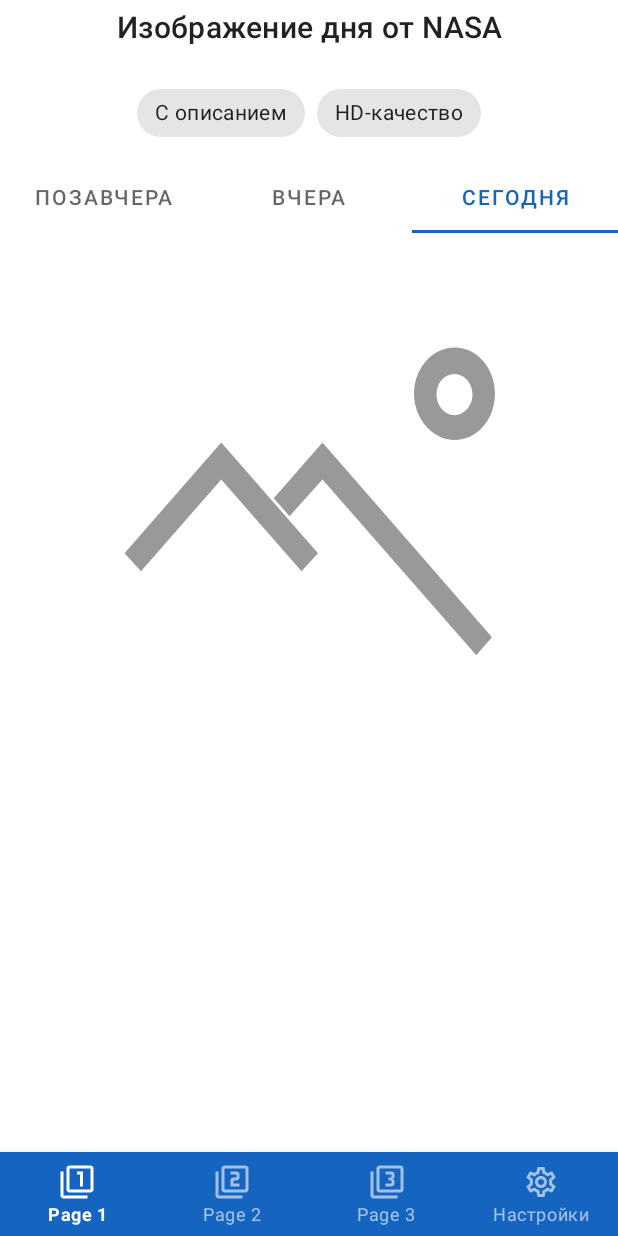
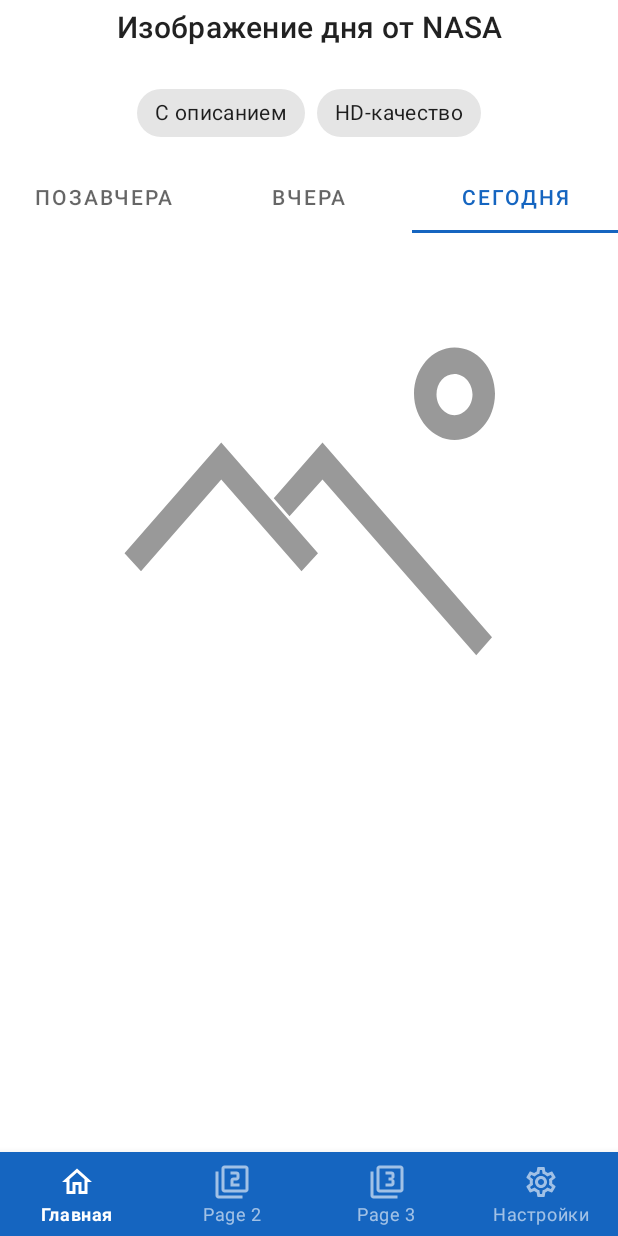
Before and after one commit to sergey-shevtsov/Picture-Of-The-Day, an Android app: the screen it shows after launch (MainActivity), on a phone screen of 412 x 824 dp. Run offline under Robolectric (Android 15) with nearby library versions, the phone set to English and light mode, and no system bars; libraries missing offline, so code that uses them is left out: coil.api.load; pictures from the network do not load; 1 statement that could not run was skipped.

Commit message:
Изменил название основной страницы в навигации

```diff
--- a/app/src/main/java/com/sshevtsov/pictureoftheday/ui/MainActivity.kt
+++ b/app/src/main/java/com/sshevtsov/pictureoftheday/ui/MainActivity.kt
@@ -32,7 +32,7 @@ class MainActivity : AppCompatActivity() {
     private fun initBottomNavigation() {
         binding.bottomNavigation.setOnItemSelectedListener { item ->
             when (item.itemId) {
-                R.id.page_one -> {
+                R.id.main -> {
                     supportFragmentManager
                         .beginTransaction()
                         .replace(R.id.container, MainFragment.newInstance())
--- /dev/null
+++ b/app/src/main/res/drawable/ic_outline_home_24.xml
@@ -0,0 +1,5 @@
+<vector android:height="24dp" android:tint="#FFFFFF"
+    android:viewportHeight="24" android:viewportWidth="24"
+    android:width="24dp" xmlns:android="http://schemas.android.com/apk/res/android">
+    <path android:fillColor="@android:color/white" android:pathData="M12,5.69l5,4.5V18h-2v-6H9v6H7v-7.81l5,-4.5M12,3L2,12h3v8h6v-6h2v6h6v-8h3L12,3z"/>
+</vector>
--- a/app/src/main/res/menu/bottom_navigation_menu.xml
+++ b/app/src/main/res/menu/bottom_navigation_menu.xml
@@ -2,9 +2,9 @@
 <menu xmlns:android="http://schemas.android.com/apk/res/android">
 
     <item
-        android:id="@+id/page_one"
-        android:icon="@drawable/ic_screen_one"
-        android:title="Page 1" />
+        android:id="@+id/main"
+        android:icon="@drawable/ic_outline_home_24"
+        android:title="@string/main" />
 
     <item
         android:id="@+id/page_two"
--- a/app/src/main/res/values/strings.xml
+++ b/app/src/main/res/values/strings.xml
@@ -13,4 +13,5 @@
     <string name="with_description">С описанием</string>
     <string name="hd_quality">HD-качество</string>
     <string name="settings">Настройки</string>
+    <string name="main">Главная</string>
 </resources>
```
